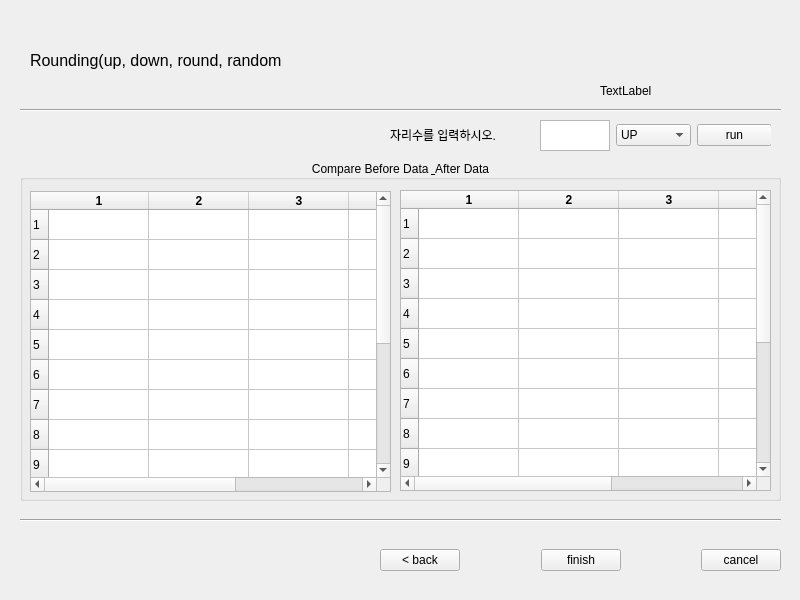
Before: the Qt Designer form UI/Rounding.ui in zel0rd/Non-Identifying, drawn with Qt 5.
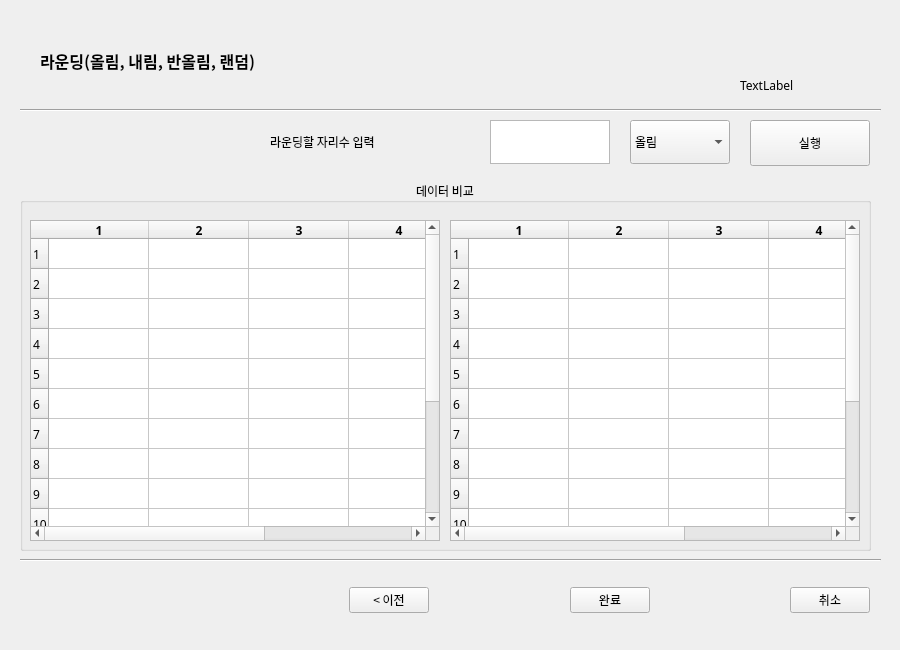
After: the same form once the commit is applied.

Diff of the .ui file:
```diff
--- a/UI/Rounding.ui
+++ b/UI/Rounding.ui
@@ -6,8 +6,8 @@
    <rect>
     <x>0</x>
     <y>0</y>
-    <width>800</width>
-    <height>600</height>
+    <width>900</width>
+    <height>650</height>
    </rect>
   </property>
   <property name="windowTitle">
@@ -18,13 +18,18 @@
     <property name="geometry">
      <rect>
       <x>20</x>
-      <y>160</y>
-      <width>761</width>
-      <height>341</height>
+      <y>180</y>
+      <width>851</width>
+      <height>371</height>
      </rect>
     </property>
+    <property name="font">
+     <font>
+      <family>맑은 고딕</family>
+     </font>
+    </property>
     <property name="title">
-     <string>Compare Before Data &amp; After Data</string>
+     <string>데이터 비교</string>
     </property>
     <property name="alignment">
      <set>Qt::AlignCenter</set>
@@ -33,9 +38,9 @@
      <property name="geometry">
       <rect>
        <x>10</x>
-       <y>31</y>
-       <width>361</width>
-       <height>301</height>
+       <y>40</y>
+       <width>410</width>
+       <height>321</height>
       </rect>
      </property>
      <property name="rowCount">
@@ -115,10 +120,10 @@
     <widget class="QTableWidget" name="AfterData">
      <property name="geometry">
       <rect>
-       <x>380</x>
-       <y>30</y>
-       <width>371</width>
-       <height>301</height>
+       <x>430</x>
+       <y>40</y>
+       <width>410</width>
+       <height>321</height>
       </rect>
      </property>
      <property name="rowCount">
@@ -200,8 +205,8 @@
     <property name="geometry">
      <rect>
       <x>20</x>
-      <y>510</y>
-      <width>761</width>
+      <y>550</y>
+      <width>861</width>
       <height>20</height>
      </rect>
     </property>
@@ -212,22 +217,46 @@
    <widget class="QWidget" name="horizontalLayoutWidget_2">
     <property name="geometry">
      <rect>
-      <x>380</x>
-      <y>530</y>
-      <width>401</width>
+      <x>349</x>
+      <y>570</y>
+      <width>521</width>
       <height>61</height>
      </rect>
     </property>
+    <property name="font">
+     <font>
+      <family>맑은 고딕</family>
+      <pointsize>9</pointsize>
+      <weight>50</weight>
+      <bold>false</bold>
+     </font>
+    </property>
     <layout class="QHBoxLayout" name="horizontalLayout_2">
      <item>
       <widget class="QPushButton" name="backButton">
+       <property name="font">
+        <font>
+         <family>맑은 고딕</family>
+         <pointsize>9</pointsize>
+         <weight>50</weight>
+         <bold>false</bold>
+        </font>
+       </property>
        <property name="text">
-        <string>&lt; back</string>
+        <string>&lt; 이전</string>
        </property>
       </widget>
      </item>
      <item>
       <spacer name="horizontalSpacer">
+       <property name="font">
+        <font>
+         <family>맑은 고딕</family>
+         <pointsize>9</pointsize>
+         <weight>50</weight>
+         <bold>false</bold>
+        </font>
+       </property>
        <property name="orientation">
         <enum>Qt::Horizontal</enum>
        </property>
@@ -241,13 +270,29 @@
      </item>
      <item>
       <widget class="QPushButton" name="finishButton">
+       <property name="font">
+        <font>
+         <family>맑은 고딕</family>
+         <pointsize>9</pointsize>
+         <weight>50</weight>
+         <bold>false</bold>
+        </font>
+       </property>
        <property name="text">
-        <string>finish</string>
+        <string>완료</string>
        </property>
       </widget>
      </item>
      <item>
       <spacer name="horizontalSpacer_3">
+       <property name="font">
+        <font>
+         <family>맑은 고딕</family>
+         <pointsize>9</pointsize>
+         <weight>50</weight>
+         <bold>false</bold>
+        </font>
+       </property>
        <property name="orientation">
         <enum>Qt::Horizontal</enum>
        </property>
@@ -261,8 +306,16 @@
      </item>
      <item>
       <widget class="QPushButton" name="cancelButton">
+       <property name="font">
+        <font>
+         <family>맑은 고딕</family>
+         <pointsize>9</pointsize>
+         <weight>50</weight>
+         <bold>false</bold>
+        </font>
+       </property>
        <property name="text">
-        <string>cancel</string>
+        <string>취소</string>
        </property>
       </widget>
      </item>
@@ -273,7 +326,7 @@
      <rect>
       <x>20</x>
       <y>100</y>
-      <width>761</width>
+      <width>861</width>
       <height>20</height>
      </rect>
     </property>
@@ -284,119 +337,123 @@
    <widget class="QLabel" name="label">
     <property name="geometry">
      <rect>
-      <x>30</x>
+      <x>40</x>
       <y>30</y>
-      <width>461</width>
+      <width>661</width>
       <height>61</height>
      </rect>
     </property>
     <property name="font">
      <font>
+      <family>맑은 고딕</family>
       <pointsize>12</pointsize>
+      <weight>75</weight>
+      <bold>true</bold>
      </font>
     </property>
     <property name="text">
-     <string>Rounding(up, down, round, random</string>
+     <string>라운딩(올림, 내림, 반올림, 랜덤)</string>
     </property>
    </widget>
    <widget class="QLabel" name="label_2">
     <property name="geometry">
      <rect>
-      <x>390</x>
+      <x>270</x>
       <y>120</y>
-      <width>145</width>
-      <height>29</height>
+      <width>211</width>
+      <height>44</height>
      </rect>
     </property>
+    <property name="font">
+     <font>
+      <family>맑은 고딕</family>
+     </font>
+    </property>
     <property name="text">
-     <string>자리수를 입력하시오.</string>
+     <string>라운딩할 자리수 입력</string>
     </property>
    </widget>
-   <widget class="QWidget" name="horizontalLayoutWidget_3">
-    <property name="geometry">
-     <rect>
-      <x>540</x>
-      <y>120</y>
-      <width>231</width>
-      <height>31</height>
-     </rect>
-    </property>
-    <layout class="QHBoxLayout" name="horizontalLayout_3">
-     <item>
-      <widget class="QTextEdit" name="roundText"/>
-     </item>
-     <item>
-      <spacer name="horizontalSpacer_5">
-       <property name="orientation">
-        <enum>Qt::Horizontal</enum>
-       </property>
-       <property name="sizeHint" stdset="0">
-        <size>
-         <width>40</width>
-         <height>20</height>
-        </size>
-       </property>
-      </spacer>
-     </item>
-     <item>
-      <widget class="QComboBox" name="comboBox">
-       <item>
-        <property name="text">
-         <string>UP</string>
-        </property>
-       </item>
-       <item>
-        <property name="text">
-         <string>DOWN</string>
-        </property>
-       </item>
-       <item>
-        <property name="text">
-         <string>ROUND</string>
-        </property>
-       </item>
-       <item>
-        <property name="text">
-         <string>RANDOM</string>
-        </property>
-       </item>
-      </widget>
-     </item>
-     <item>
-      <spacer name="horizontalSpacer_4">
-       <property name="orientation">
-        <enum>Qt::Horizontal</enum>
-       </property>
-       <property name="sizeHint" stdset="0">
-        <size>
-         <width>40</width>
-         <height>20</height>
-        </size>
-       </property>
-      </spacer>
-     </item>
-     <item>
-      <widget class="QPushButton" name="runButton">
-       <property name="text">
-        <string>run</string>
-       </property>
-      </widget>
-     </item>
-    </layout>
-   </widget>
    <widget class="QLabel" name="randomLabel">
     <property name="geometry">
      <rect>
-      <x>600</x>
-      <y>80</y>
+      <x>740</x>
+      <y>70</y>
       <width>131</width>
-      <height>21</height>
+      <height>31</height>
      </rect>
     </property>
+    <property name="font">
+     <font>
+      <family>맑은 고딕</family>
+     </font>
+    </property>
     <property name="text">
      <string>TextLabel</string>
     </property>
    </widget>
+   <widget class="QPushButton" name="runButton">
+    <property name="geometry">
+     <rect>
+      <x>750</x>
+      <y>120</y>
+      <width>120</width>
+      <height>46</height>
+     </rect>
+    </property>
+    <property name="font">
+     <font>
+      <family>맑은 고딕</family>
+     </font>
+    </property>
+    <property name="text">
+     <string>실행</string>
+    </property>
+   </widget>
+   <widget class="QComboBox" name="comboBox">
+    <property name="geometry">
+     <rect>
+      <x>630</x>
+      <y>120</y>
+      <width>100</width>
+      <height>44</height>
+     </rect>
+    </property>
+    <property name="font">
+     <font>
+      <family>맑은 고딕</family>
+     </font>
+    </property>
+    <item>
+     <property name="text">
+      <string>올림</string>
+     </property>
+    </item>
+    <item>
+     <property name="text">
+      <string>내림</string>
+     </property>
+    </item>
+    <item>
+     <property name="text">
+      <string>반올림</string>
+     </property>
+    </item>
+    <item>
+     <property name="text">
+      <string>랜덤</string>
+     </property>
+    </item>
+   </widget>
+   <widget class="QTextEdit" name="roundText">
+    <property name="geometry">
+     <rect>
+      <x>490</x>
+      <y>120</y>
+      <width>120</width>
+      <height>44</height>
+     </rect>
+    </property>
+   </widget>
   </widget>
  </widget>
  <resources/>
```
Left out of the diff: 2 changed lines with no effect on the pictures.
